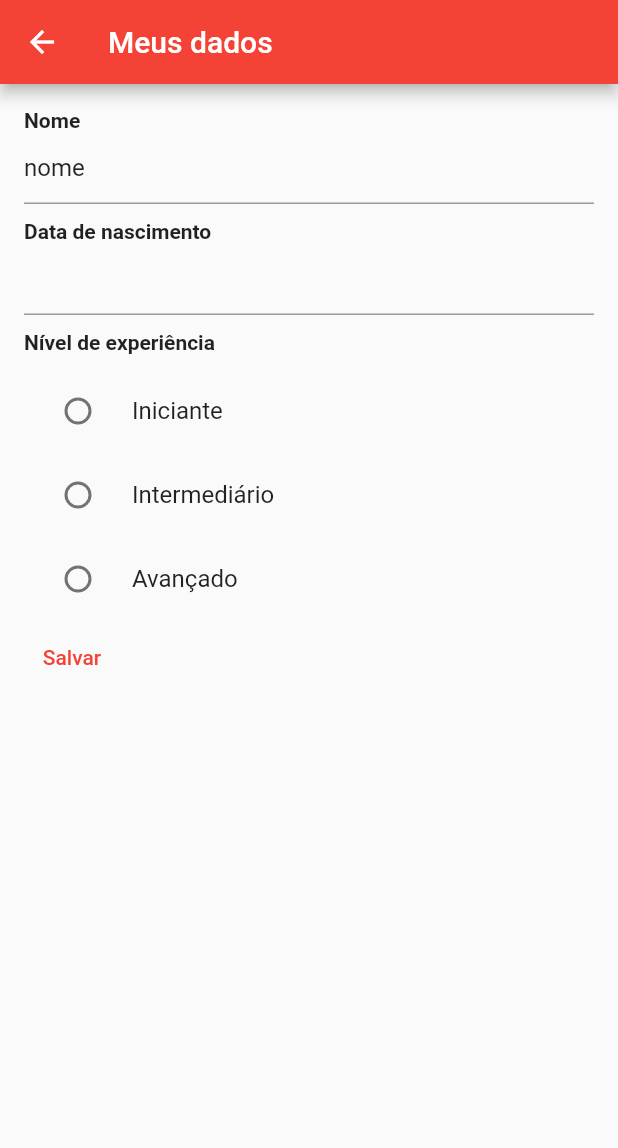
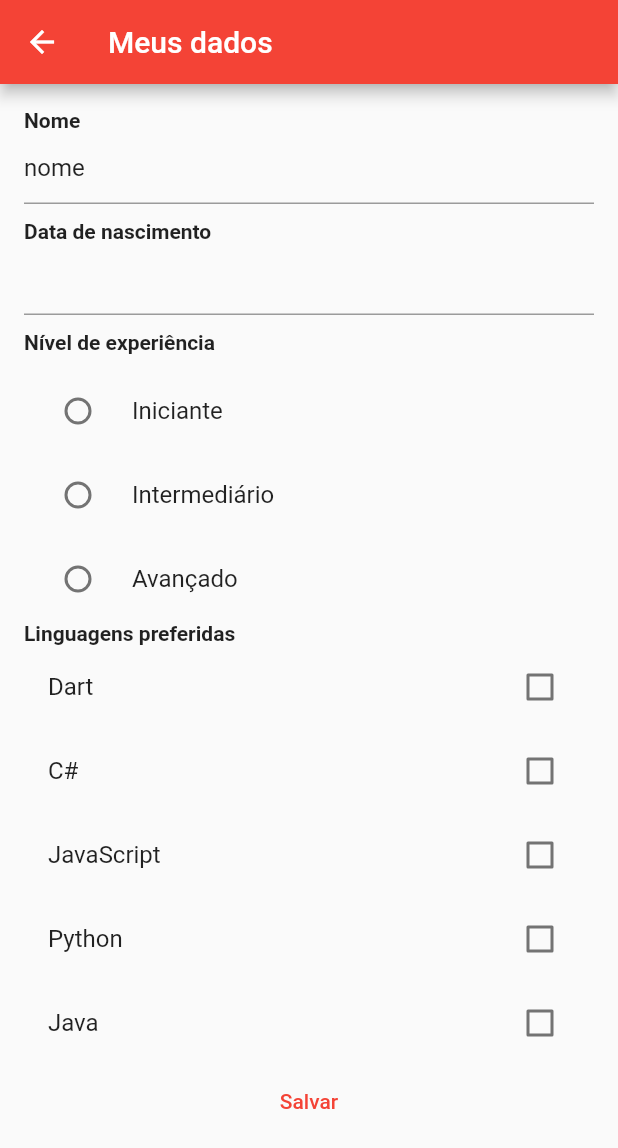
Before and after one commit to Iann-rst/Santander-Bootcamp, a Flutter app: the InfoPage screen opened directly, on a phone screen of 412 x 824 dp. Shown: the top 1148 px of the screen. Run offline on Flutter 3.47's test engine with Material 2 defaults, Android fonts, the phone set to English and light mode, and no system bars; our stand-ins replace google_fonts; network calls fail.

Commit message:
feat: Conhecendo CheckBox e Repository

```diff
--- a/projetos_flutter/diologin/lib/pages/dados_cadastrais.dart
+++ b/projetos_flutter/diologin/lib/pages/dados_cadastrais.dart
@@ -1,3 +1,4 @@
+import 'package:diologin/repositories/linguagens_repository.dart';
 import 'package:diologin/repositories/nivel_repository.dart';
 import 'package:diologin/shared/widgets/text_label.dart';
 import 'package:flutter/material.dart';
@@ -20,9 +21,14 @@ class _InfoPageState extends State<InfoPage> {
   var niveis = [];
   var nivelSelecionado = "";
 
+  LinguagensRepository linguagensRepository = LinguagensRepository();
+  var linguagens = [];
+  var linguagensSelecionada = [];
+
   @override
   void initState() {
     niveis = nivelRepository.retornaNiveis();
+    linguagens = linguagensRepository.retornaLinguagens();
     super.initState();
   }
 
@@ -35,8 +41,7 @@ class _InfoPageState extends State<InfoPage> {
         ),
         body: Padding(
           padding: const EdgeInsets.all(16.0),
-          child: Column(
-            crossAxisAlignment: CrossAxisAlignment.start,
+          child: ListView(
             children: [
               const TextLabel(texto: "Nome"),
               TextField(
@@ -86,6 +91,26 @@ class _InfoPageState extends State<InfoPage> {
                     )
                     .toList(),
               ),
+              const TextLabel(
+                texto: "Linguagens preferidas",
+              ),
+              Column(
+                children: linguagens
+                    .map(
+                      (linguagem) => CheckboxListTile(
+                          title: Text(linguagem),
+                          value: linguagensSelecionada.contains(linguagem),
+                          onChanged: (value) {
+                            if (value!) {
+                              linguagensSelecionada.add(linguagem);
+                            } else {
+                              linguagensSelecionada.remove(linguagem);
+                            }
+                            setState(() {});
+                          }),
+                    )
+                    .toList(),
+              ),
               TextButton(
                 onPressed: () {
                   print(nomeController.text);
--- /dev/null
+++ b/projetos_flutter/diologin/lib/repositories/linguagens_repository.dart
@@ -0,0 +1,5 @@
+class LinguagensRepository {
+  List<String> retornaLinguagens() {
+    return ["Dart", "C#", "JavaScript", "Python", "Java"];
+  }
+}
```
